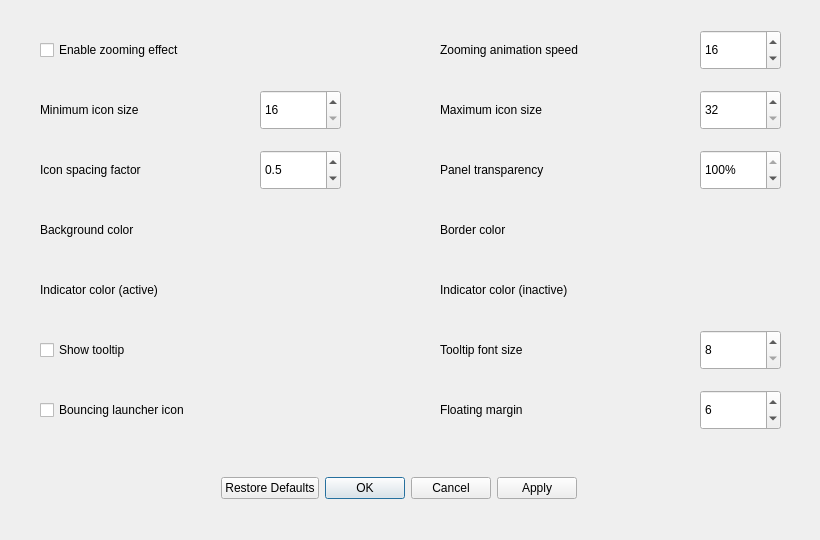
This is src/view/appearance_settings_dialog.ui in dangvd/crystal-dock as Qt 5 draws it before an edit. The edited form follows.
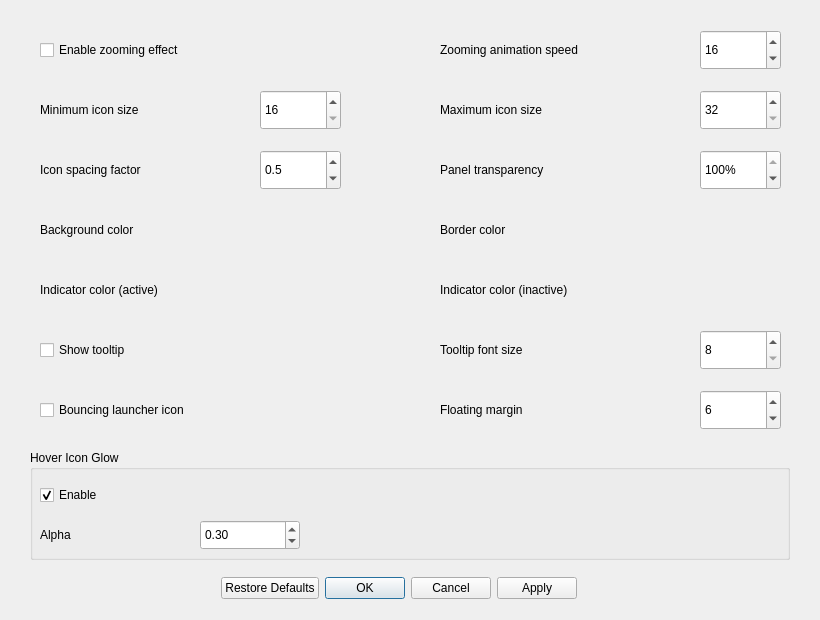
This is the edited form.

Commit message:
Add icon hover glow and press effects with improved mouse interactions
Implements configurable hover glow and press dimming effects for dock icons to provide better visual feedback.
Also add a mouseReleaseEvent to better handle mouse press down logic.

What changed in the file:
```diff
--- a/src/view/appearance_settings_dialog.ui
+++ b/src/view/appearance_settings_dialog.ui
@@ -7,7 +7,7 @@
     <x>0</x>
     <y>0</y>
     <width>820</width>
-    <height>540</height>
+    <height>620</height>
    </rect>
   </property>
   <property name="windowTitle">
@@ -17,7 +17,7 @@
    <property name="geometry">
     <rect>
      <x>34</x>
-     <y>470</y>
+     <y>570</y>
      <width>730</width>
      <height>36</height>
     </rect>
@@ -368,6 +368,73 @@
     <bool>false</bool>
    </property>
   </widget>
+  <widget class="QGroupBox" name="hoverGlowGroup">
+   <property name="geometry">
+    <rect>
+     <x>30</x>
+     <y>450</y>
+     <width>760</width>
+     <height>110</height>
+    </rect>
+   </property>
+    <property name="title">
+     <string>Hover Icon Glow</string>
+    </property>
+   <widget class="QCheckBox" name="hoverGlow">
+    <property name="geometry">
+     <rect>
+      <x>10</x>
+      <y>30</y>
+      <width>150</width>
+      <height>30</height>
+     </rect>
+    </property>
+    <property name="text">
+     <string>Enable</string>
+    </property>
+    <property name="checked">
+     <bool>true</bool>
+    </property>
+   </widget>
+   <widget class="QLabel" name="hoverGlowAlphaLabel">
+    <property name="geometry">
+     <rect>
+      <x>10</x>
+      <y>70</y>
+      <width>150</width>
+      <height>30</height>
+     </rect>
+    </property>
+    <property name="text">
+     <string>Alpha</string>
+    </property>
+   </widget>
+   <widget class="QDoubleSpinBox" name="hoverGlowAlpha">
+    <property name="geometry">
+     <rect>
+      <x>170</x>
+      <y>70</y>
+      <width>100</width>
+      <height>30</height>
+     </rect>
+    </property>
+    <property name="decimals">
+     <number>2</number>
+    </property>
+    <property name="minimum">
+     <double>0.100000000000000</double>
+    </property>
+    <property name="maximum">
+     <double>1.000000000000000</double>
+    </property>
+    <property name="singleStep">
+     <double>0.050000000000000</double>
+    </property>
+    <property name="value">
+     <double>0.300000000000000</double>
+    </property>
+   </widget>
+  </widget>
  </widget>
  <resources/>
  <connections>
```
The commit also changes 17 other files.
